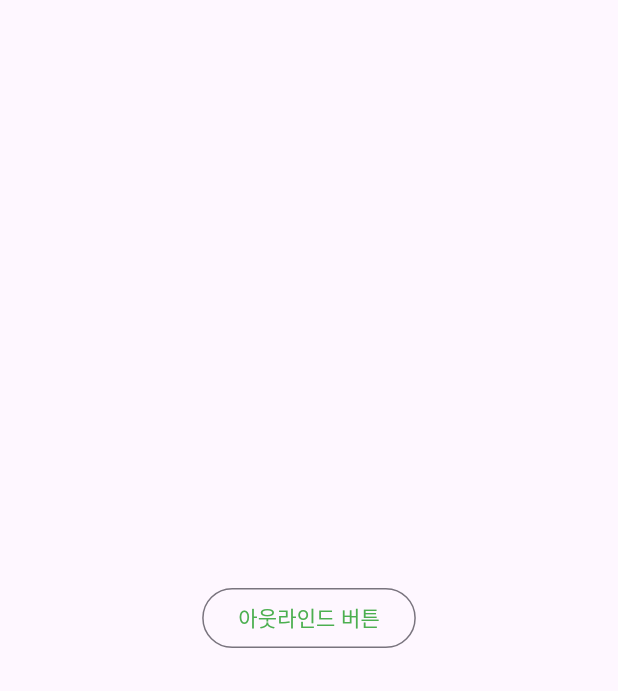
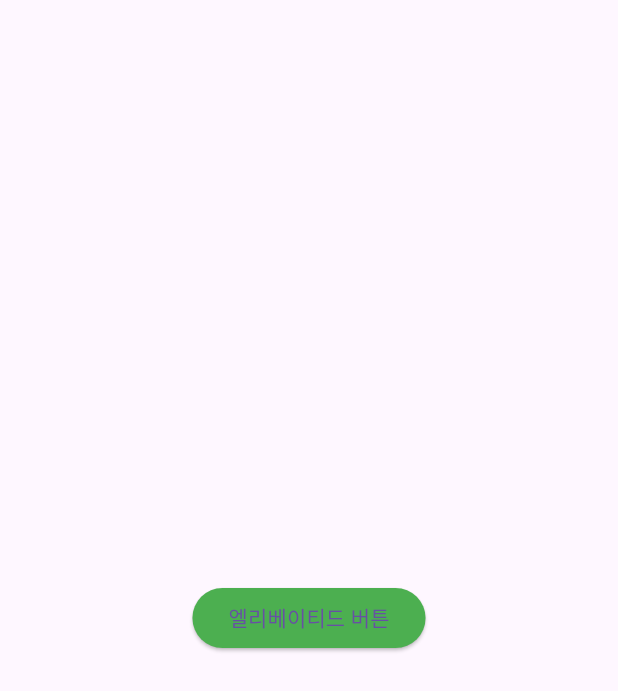
Before and after one commit to sunk-dev/flutter-study, a Flutter app: the screen it shows after launch, on a phone screen of 412 x 824 dp. Shown: the top 691 px of the screen. Run offline on Flutter 3.47's test engine with Material 3 defaults, Android fonts, the phone set to English and light mode, and no system bars.

Commit message:
ch5 위젯종류- ElevatedButton 위젯

```diff
--- a/ch5_basic_widget/lib/main.dart
+++ b/ch5_basic_widget/lib/main.dart
@@ -26,16 +26,16 @@ class MyApp extends StatelessWidget{
     return MaterialApp(
       home: Scaffold(
         body: Center(
-          child: OutlinedButton(
+          child:ElevatedButton(
             //클릭시 실행
             onPressed: (){},
             //스타일 지정
-            style: OutlinedButton.styleFrom(
+            style: ElevatedButton.styleFrom(
               //주색상지정
-              foregroundColor: Colors.green,
+              backgroundColor: Colors.green,
             ),
-            //버튼에 ㅓㅎ은 위젯
-            child: Text('아웃라인드 버튼'),
+            //버튼에 들어갈 위젯
+            child: Text('엘리베이티드 버튼'),
           )
         ),
       ),
```
